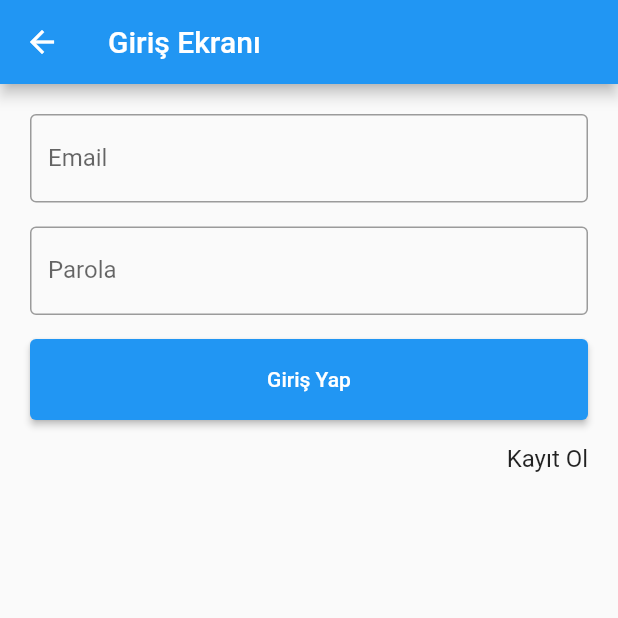
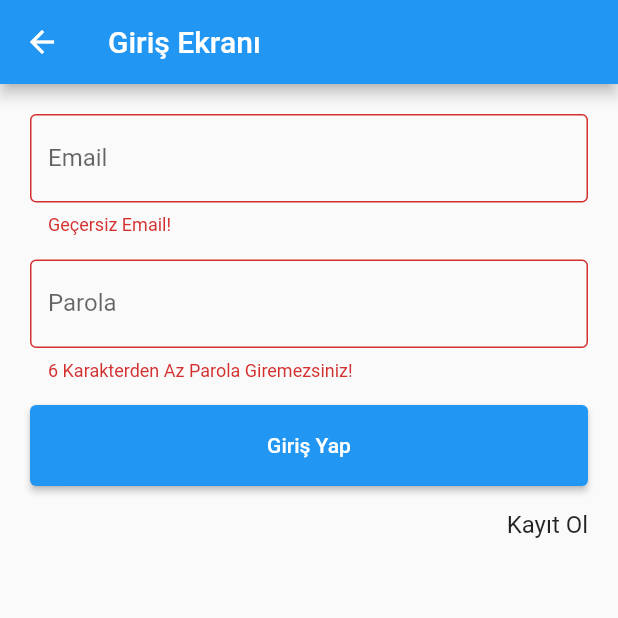
Before and after one commit to MuhammedKaradas/firebasekullanicikayit, a Flutter app: the GirisEkrani screen opened directly, after a tap on "Giriş Yap", on a phone screen of 412 x 824 dp, the top half of it. Run offline on Flutter 3.47's test engine with Material 2 defaults, Android fonts, the phone set to English and light mode, and no system bars; our stand-ins replace firebase_auth, firebase_core, fluttertoast, google_fonts; accounts and stored records are empty.

Commit message:
uygulamaya son özellikler eklendi

```diff
--- a/lib/girisekrani.dart
+++ b/lib/girisekrani.dart
@@ -1,6 +1,8 @@
-
+import 'package:firabasekullanicikayit/anasayfa.dart';
 import 'package:firabasekullanicikayit/kayitekrani.dart';
+import 'package:firebase_auth/firebase_auth.dart';
 import 'package:flutter/material.dart';
+import 'package:fluttertoast/fluttertoast.dart';
 
 class GirisEkrani extends StatefulWidget {
   @override
@@ -8,19 +10,34 @@ class GirisEkrani extends StatefulWidget {
 }
 
 class _GirisEkraniState extends State<GirisEkrani> {
+  //---------- Giriş Parametreleri
+  String email, parola;
+
+  //Doğrulama Anahtarı
+  var _formAnahtari = GlobalKey<FormState>();
+
   @override
   Widget build(BuildContext context) {
     return Scaffold(
       appBar: AppBar(
         title: Text("Giriş Ekranı"),
       ),
-      body: Padding(
+      body: Form(
+        key: _formAnahtari,
+        child: Padding(
           padding: const EdgeInsets.all(12.0),
           child: Column(
             children: [
               Padding(
                 padding: const EdgeInsets.all(8.0),
                 child: TextFormField(
+                  keyboardType: TextInputType.emailAddress,
+                  onChanged: (alinanMail) {
+                    email = alinanMail;
+                  },
+                  validator: (alinanMail) {
+                    return alinanMail.contains("@") ? null : "Geçersiz Email!";
+                  },
                   decoration: InputDecoration(
                     labelText: "Email",
                     border: OutlineInputBorder(),
@@ -30,6 +47,15 @@ class _GirisEkraniState extends State<GirisEkrani> {
               Padding(
                 padding: const EdgeInsets.all(8.0),
                 child: TextFormField(
+                  obscureText: true,
+                  onChanged: (alinanParola) {
+                    parola = alinanParola;
+                  },
+                  validator: (alinanParola) {
+                    return alinanParola.length >= 6
+                        ? null
+                        : "6 Karakterden Az Parola Giremezsiniz!";
+                  },
                   decoration: InputDecoration(
                     labelText: "Parola",
                     border: OutlineInputBorder(),
@@ -40,23 +66,45 @@ class _GirisEkraniState extends State<GirisEkrani> {
                   padding: EdgeInsets.all(8.0),
                   height: 70,
                   width: double.infinity,
-                child: ElevatedButton(onPressed: (){}, child: Text("Giriş Yap"),)
-            ),
+                  child: ElevatedButton(
+                    onPressed: () {
+                      girisYap();
+                    },
+                    child: Text("Giriş Yap"),
+                  )),
               GestureDetector(
-              onTap: (){
-                Navigator.push(context, MaterialPageRoute(builder: (_) => KayitEkrani()));
+                onTap: () {
+                  Navigator.push(context,
+                      MaterialPageRoute(builder: (_) => KayitEkrani()));
                 },
                 child: Container(
                     padding: EdgeInsets.all(8.0),
                     alignment: Alignment.centerRight,
-                  child: Text("Kayıt Ol", style: TextStyle(
-                    fontSize: 16
-                  ),)
-              ),
+                    child: Text(
+                      "Kayıt Ol",
+                      style: TextStyle(fontSize: 16),
+                    )),
               ),
             ],
           ),
         ),
+      ),
     );
   }
+
+  // Girilen Email ve Parola Bilgisine Göre Doğrulama Yapılacak
+  void girisYap() {
+    if (_formAnahtari.currentState.validate()) {
+      //Giriş Yap
+      FirebaseAuth.instance
+          .signInWithEmailAndPassword(email: email, password: parola)
+          .then((user) {
+        //Doğrulama Başarılı İse Anasayfaya Git
+        Navigator.pushAndRemoveUntil(context,
+            MaterialPageRoute(builder: (_) => AnaSayfa()), (route) => false);
+      }).catchError((hata) {
+        Fluttertoast.showToast(msg: hata);
+      });
     }
+  }
+}
```
Also changed, not shown: lib/anasayfa.dart (+14 -0 lines), lib/kayitekrani.dart (+11 -5 lines), pubspec.lock, 1 other file. Lines whose indentation alone changed are shown as unchanged.
